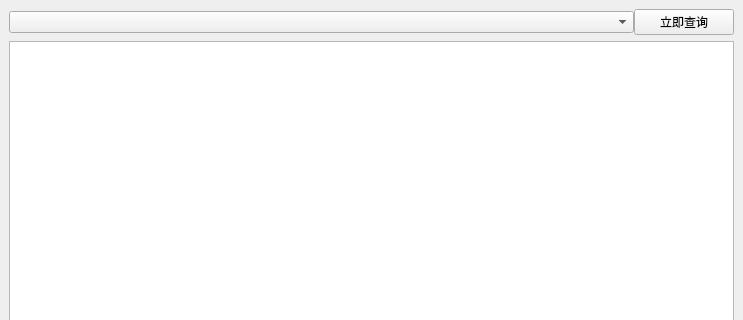
Old version of the form QtDesigner/main_window.ui in the repository jelly-lemon/contrl_sys_ui; both pictures show x 0 to 743 and y 0 to 320 of the 743 by 599 pixel window.
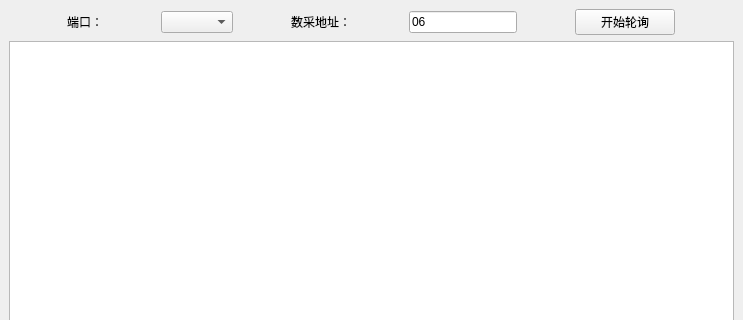
New version of the form.

Diff of the .ui file:
```diff
--- a/QtDesigner/main_window.ui
+++ b/QtDesigner/main_window.ui
@@ -30,7 +30,71 @@
        <enum>QLayout::SetDefaultConstraint</enum>
       </property>
       <item>
-       <widget class="QComboBox" name="box_com_port"/>
+       <widget class="QLabel" name="label">
+        <property name="sizePolicy">
+         <sizepolicy hsizetype="Fixed" vsizetype="Fixed">
+          <horstretch>0</horstretch>
+          <verstretch>0</verstretch>
+         </sizepolicy>
+        </property>
+        <property name="text">
+         <string>端口：</string>
+        </property>
+       </widget>
+      </item>
+      <item>
+       <widget class="QComboBox" name="box_com_port">
+        <property name="sizePolicy">
+         <sizepolicy hsizetype="Fixed" vsizetype="Fixed">
+          <horstretch>0</horstretch>
+          <verstretch>0</verstretch>
+         </sizepolicy>
+        </property>
+       </widget>
+      </item>
+      <item>
+       <widget class="QLabel" name="label_2">
+        <property name="sizePolicy">
+         <sizepolicy hsizetype="Fixed" vsizetype="Fixed">
+          <horstretch>0</horstretch>
+          <verstretch>0</verstretch>
+         </sizepolicy>
+        </property>
+        <property name="text">
+         <string>数采地址：</string>
+        </property>
+       </widget>
+      </item>
+      <item>
+       <widget class="QLineEdit" name="edit_addr">
+        <property name="sizePolicy">
+         <sizepolicy hsizetype="Fixed" vsizetype="Fixed">
+          <horstretch>0</horstretch>
+          <verstretch>0</verstretch>
+         </sizepolicy>
+        </property>
+        <property name="sizeIncrement">
+         <size>
+          <width>0</width>
+          <height>0</height>
+         </size>
+        </property>
+        <property name="baseSize">
+         <size>
+          <width>100</width>
+          <height>0</height>
+         </size>
+        </property>
+        <property name="inputMask">
+         <string/>
+        </property>
+        <property name="text">
+         <string>06</string>
+        </property>
+        <property name="placeholderText">
+         <string>设备地址</string>
+        </property>
+       </widget>
       </item>
       <item>
        <widget class="QPushButton" name="btn_submit">
@@ -41,7 +105,7 @@
          </size>
         </property>
         <property name="text">
-         <string>立即查询</string>
+         <string>开始轮询</string>
         </property>
        </widget>
       </item>
```
